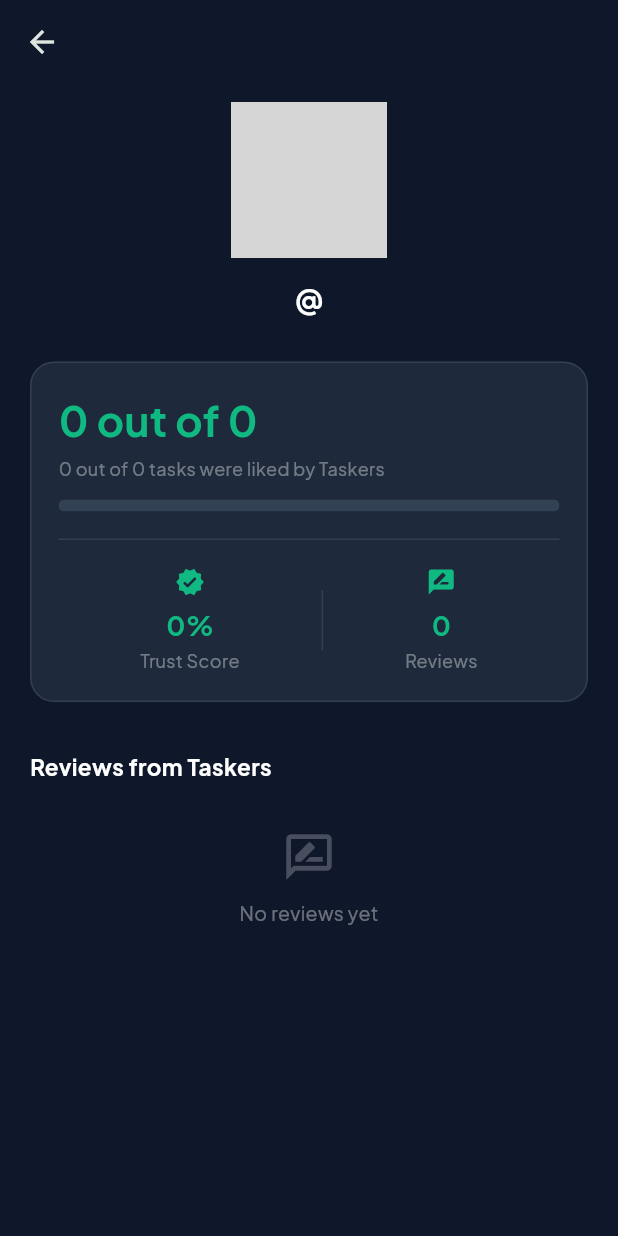
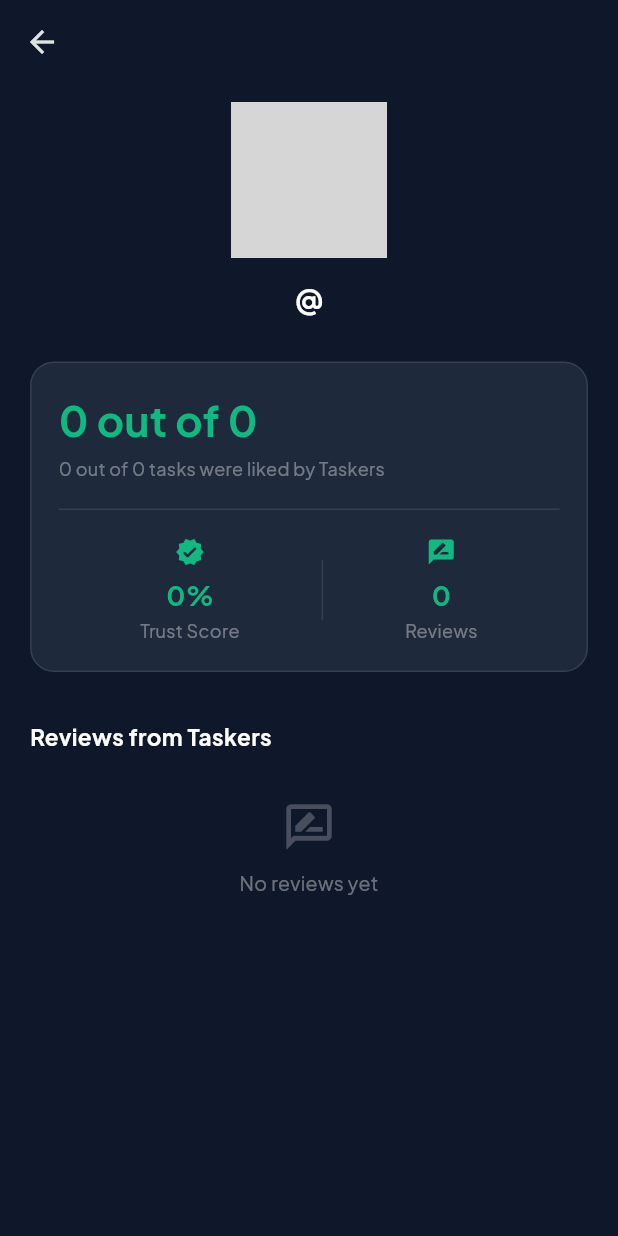
Before and after one commit to wggg01-dev/CampusTask, a Flutter app: the PublicProfileScreen screen opened directly with empty values, on a phone screen of 412 x 824 dp. Run offline on Flutter 3.47's test engine with Material 3 defaults, Android fonts, the phone set to English and light mode, and no system bars; our stand-ins replace app_links, device_info_plus, file_picker, google_fonts, share_plus, supabase_flutter; accounts and stored records are empty; network calls fail; grey boxes are pictures that could not be loaded.

Commit message:
Remove progress bar from excellence score display
Remove the LinearProgressIndicator from the _buildExcellenceBlock widget in lib/screens/public_profile_screen.dart as it was redundant.

Replit-Commit-Author: Agent
Replit-Commit-Session-Id: 3ad39bae-8eef-4454-a05f-0e6cccfb7627
Replit-Commit-Checkpoint-Type: full_checkpoint
Replit-Commit-Event-Id: b09ff1ca-224b-4a90-952a-bdfc0f0735a5
Replit-Helium-Checkpoint-Created: true

```diff
--- a/lib/screens/public_profile_screen.dart
+++ b/lib/screens/public_profile_screen.dart
@@ -250,7 +250,6 @@ class _PublicProfileScreenState extends State<PublicProfileScreen> {
   Widget _buildExcellenceBlock(Map<String, dynamic> profile) {
     final liked = (profile['total_tasks_liked'] as num?)?.toInt() ?? 0;
     final approved = (profile['total_tasks_approved'] as num?)?.toInt() ?? 0;
-    final ratio = approved > 0 ? liked / approved : 0.0;
     final isHealthy = liked >= (approved / 2);
     final scoreColor =
         isHealthy ? const Color(0xFF10B981) : Colors.orange;
@@ -270,17 +269,6 @@ class _PublicProfileScreenState extends State<PublicProfileScreen> {
         Text(
           '$liked out of $approved tasks were liked by Taskers',
           style: const TextStyle(color: Colors.white38, fontSize: 12),
-        ),
-        const SizedBox(height: 12),
-        ClipRRect(
-          borderRadius: BorderRadius.circular(10),
-          child: LinearProgressIndicator(
-            minHeight: 8,
-            value: ratio.toDouble(),
-            backgroundColor: const Color(0xFF334155),
-            valueColor:
-                AlwaysStoppedAnimation<Color>(scoreColor),
-          ),
         ),
       ],
     );
```
